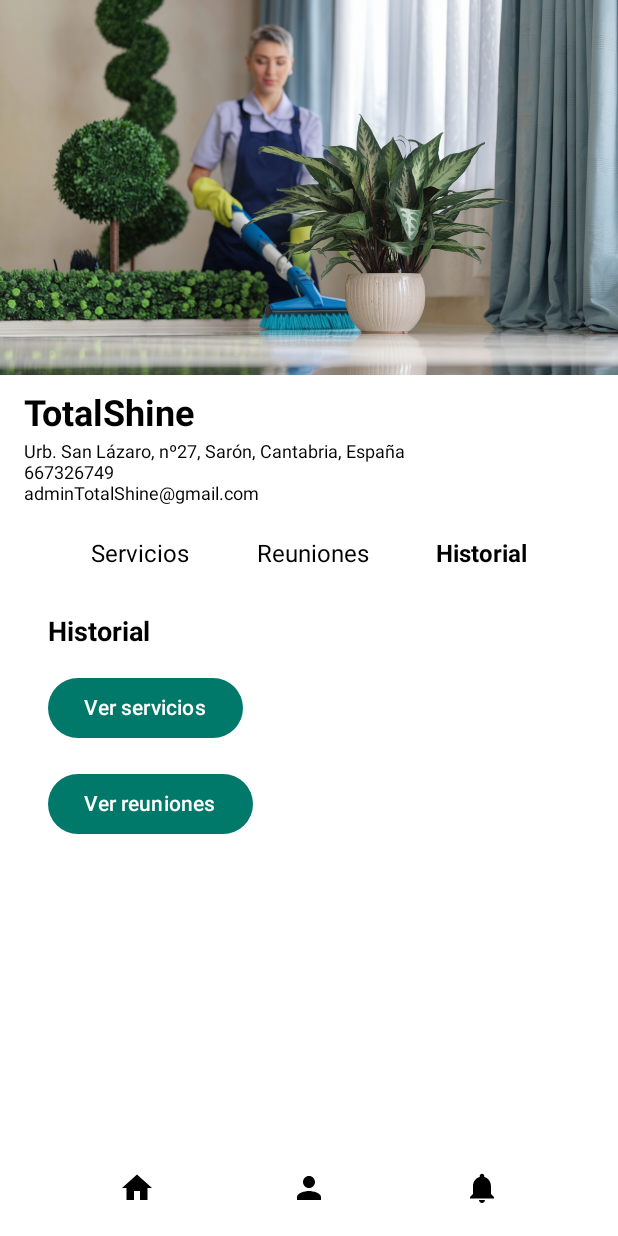
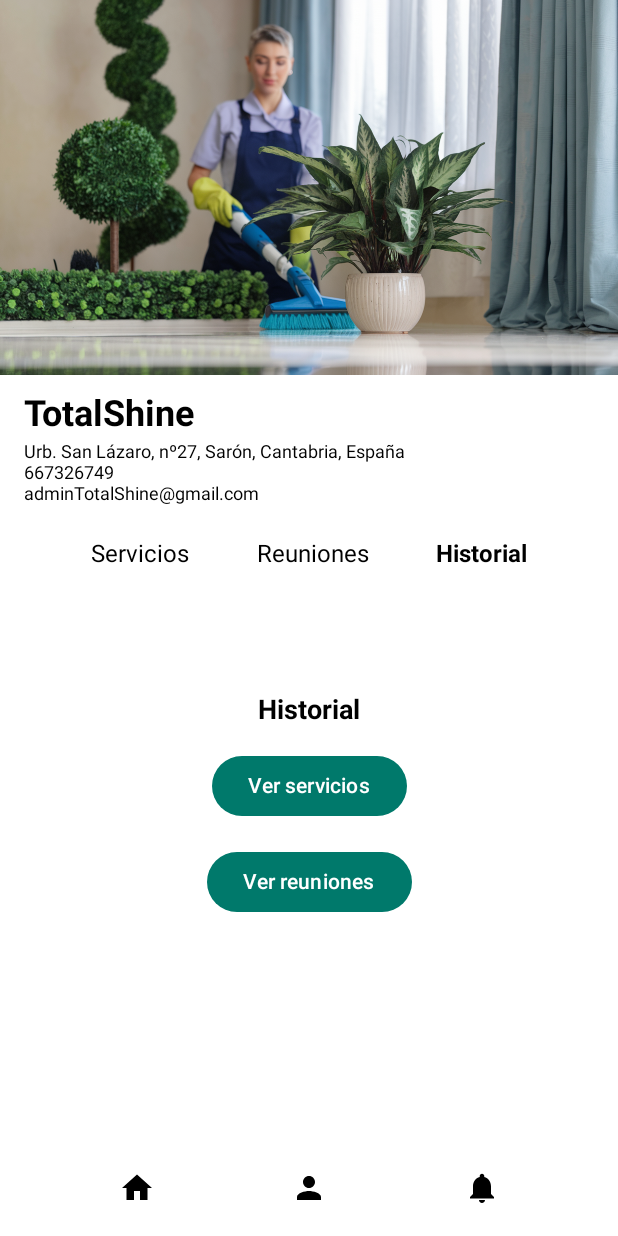
Before and after one commit to NecoRuiz/app_webService, an Android app built with Jetpack Compose: the HomeScreen screen opened through its navigation route, after a tap on "Historial", on a phone screen of 412 x 824 dp. Run offline under Robolectric (Android 15) with nearby library versions, the phone set to English and light mode, and no system bars; our stand-ins replace accompanist, livedata-compose; 1 other tap on this screen came first.

Commit message:
Proyecto finalizado

```diff
--- a/app/src/main/java/com/example/app_webservice/data/repository/HistorialRepository.kt
+++ /dev/null
@@ -1,4 +0,0 @@
-package com.example.app_webservice.data.repository
-
-class HistorialRepository {
-}
--- a/app/src/main/java/com/example/app_webservice/ui/core/Navigation.kt
+++ b/app/src/main/java/com/example/app_webservice/ui/core/Navigation.kt
@@ -4,7 +4,6 @@ import androidx.compose.runtime.Composable
 import androidx.compose.runtime.LaunchedEffect
 import androidx.compose.runtime.getValue
 import androidx.compose.runtime.livedata.observeAsState
-import androidx.lifecycle.viewmodel.compose.viewModel
 import androidx.navigation.compose.NavHost
 import androidx.navigation.compose.composable
 import androidx.navigation.compose.rememberNavController
--- a/app/src/main/java/com/example/app_webservice/ui/home/HistorialSection.kt
+++ b/app/src/main/java/com/example/app_webservice/ui/home/HistorialSection.kt
@@ -1,13 +1,16 @@
 package com.example.app_webservice.ui.home
 
 import androidx.compose.foundation.layout.Arrangement
+import androidx.compose.foundation.layout.Box
 import androidx.compose.foundation.layout.Column
+import androidx.compose.foundation.layout.fillMaxSize
 import androidx.compose.foundation.layout.fillMaxWidth
 import androidx.compose.foundation.layout.padding
 import androidx.compose.material3.Button
 import androidx.compose.material3.ButtonDefaults
 import androidx.compose.material3.Text
 import androidx.compose.runtime.Composable
+import androidx.compose.ui.Alignment
 import androidx.compose.ui.Modifier
 import androidx.compose.ui.graphics.Color
 import androidx.compose.ui.text.font.FontWeight
@@ -18,11 +21,18 @@ import com.example.app_webservice.ui.core.Screen
 
 @Composable
 fun HistorialSection(navController: NavController) {
+    Box(
+        modifier = Modifier
+            .fillMaxSize()
+            .padding(bottom = 80.dp),
+        contentAlignment = Alignment.Center
+    ) {
         Column(
             modifier = Modifier
                 .fillMaxWidth()
-            .padding(16.dp),
-        verticalArrangement = Arrangement.spacedBy(16.dp)
+                .padding(horizontal = 32.dp),
+            verticalArrangement = Arrangement.spacedBy(16.dp),
+            horizontalAlignment = Alignment.CenterHorizontally
         ) {
             Text("Historial", fontWeight = FontWeight.Bold, fontSize = 18.sp)
 
@@ -41,3 +51,4 @@ fun HistorialSection(navController: NavController) {
             }
         }
     }
+}
--- a/app/src/main/java/com/example/app_webservice/ui/home/ReunionSection.kt
+++ b/app/src/main/java/com/example/app_webservice/ui/home/ReunionSection.kt
@@ -13,7 +13,6 @@ import androidx.compose.ui.Alignment
 import androidx.compose.ui.Modifier
 import androidx.compose.ui.graphics.Color
 import androidx.compose.ui.text.font.FontWeight
-
 import androidx.compose.ui.unit.dp
 import androidx.compose.ui.unit.sp
 import androidx.navigation.NavController
@@ -24,7 +23,7 @@ fun ReunionSection(navController: NavController) {
         modifier = Modifier
             .fillMaxWidth()
             .padding(16.dp),
-        horizontalAlignment = Alignment.CenterHorizontally // ✅ Centra el contenido dentro del Column
+        horizontalAlignment = Alignment.CenterHorizontally
     ) {
         Text("Reuniones", fontWeight = FontWeight.Bold, fontSize = 18.sp)
         Spacer(modifier = Modifier.height(8.dp))
--- a/app/src/main/java/com/example/app_webservice/ui/reserva/ReservaScreen.kt
+++ b/app/src/main/java/com/example/app_webservice/ui/reserva/ReservaScreen.kt
@@ -40,7 +40,6 @@ import androidx.compose.ui.Modifier
 import androidx.compose.ui.draw.clip
 import androidx.compose.ui.graphics.Color
 import androidx.compose.ui.tooling.preview.Preview
-import androidx.lifecycle.viewmodel.compose.viewModel
 import androidx.navigation.NavHostController
 import androidx.navigation.compose.rememberNavController
 import com.example.app_webservice.data.api.ApiClient
--- a/app/src/main/java/com/example/app_webservice/ui/reserva/ReservaViewModel.kt
+++ b/app/src/main/java/com/example/app_webservice/ui/reserva/ReservaViewModel.kt
@@ -48,7 +48,7 @@ class ReservaViewModel(private val repository: ReservaRepository) : ViewModel()
             toastMessage.value = if (resultado != null) {
                 "✅ Reserva enviada con éxito"
             } else {
-                "❌ Error al enviar la reserva"
+                "Error al enviar la reserva"
             }
         }
     }
@@ -59,7 +59,7 @@ class ReservaViewModel(private val repository: ReservaRepository) : ViewModel()
             if (historial != null) {
                 _historialReservas.value = historial
             } else {
-                toastMessage.value = "❌ No se pudo cargar el historial"
+                toastMessage.value = "No se pudo cargar el historial"
             }
         }
     }
--- a/app/src/main/java/com/example/app_webservice/ui/reunion/ReuinionScreen.kt
+++ b/app/src/main/java/com/example/app_webservice/ui/reunion/ReuinionScreen.kt
@@ -4,7 +4,6 @@ import android.os.Build
 import android.widget.Toast
 import androidx.annotation.RequiresApi
 import androidx.compose.foundation.layout.*
-import androidx.compose.foundation.shape.RoundedCornerShape
 import androidx.compose.material.icons.Icons
 import androidx.compose.material.icons.filled.ArrowBack
 import androidx.compose.material3.*
--- a/app/src/main/java/com/example/app_webservice/ui/reunion/ReuinionViewModel.kt
+++ b/app/src/main/java/com/example/app_webservice/ui/reunion/ReuinionViewModel.kt
@@ -22,9 +22,9 @@ class ReunionViewModel(private val repository: ReunionRepository) : ViewModel()
             val resultado = repository.crearSolicitudReunion(fecha, hora, motivo, estado)
 
             toastMessage.value = if (resultado != null) {
-                "✅ Solicitud enviada con éxito"
+                "Solicitud enviada con éxito"
             } else {
-                "❌ Error al solicitar la reunión"
+                "Error al solicitar la reunión"
             }
         }
     }
@@ -39,7 +39,7 @@ class ReunionViewModel(private val repository: ReunionRepository) : ViewModel()
             if (resultado != null) {
                 historialReuniones.value = resultado
             } else {
-                toastMessage.value = "❌ No se pudo cargar el historial de reuniones"
+                toastMessage.value = "No se pudo cargar el historial de reuniones"
             }
         }
     }
```
Also changed, not shown: app/src/main/java/com/example/app_webservice/data/repository/ReservaRepository.kt (+13 -8 lines), app/src/main/java/com/example/app_webservice/ui/login/LoginScreen.kt (+4 -4 lines). Lines whose indentation alone changed are shown as unchanged.
